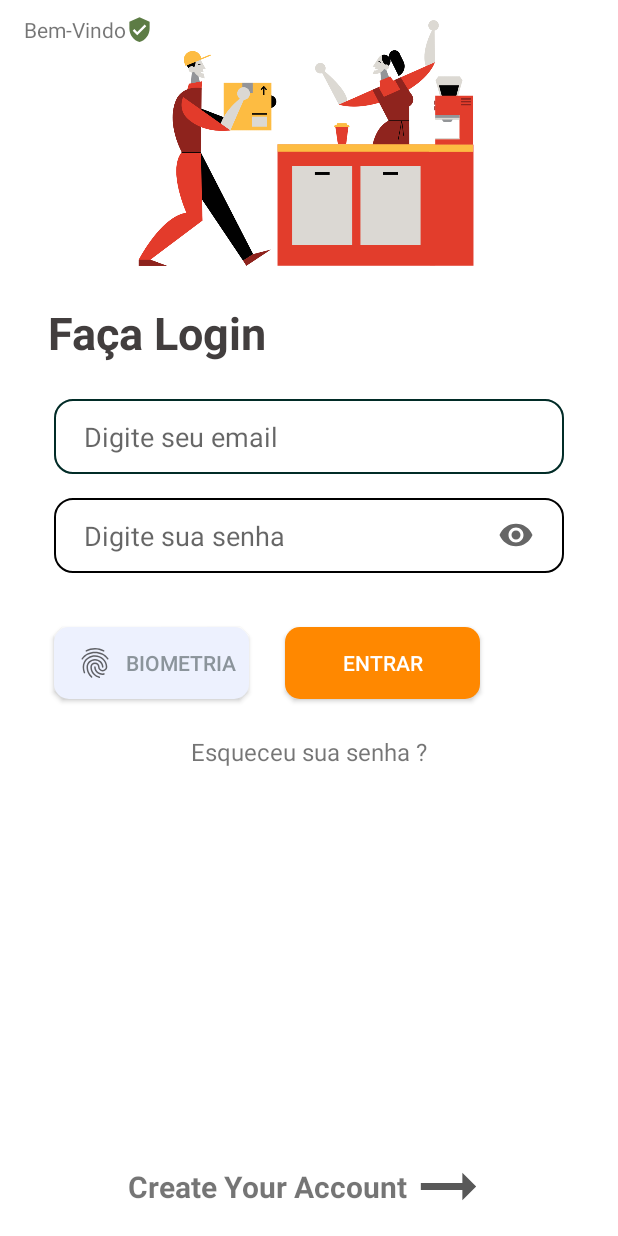
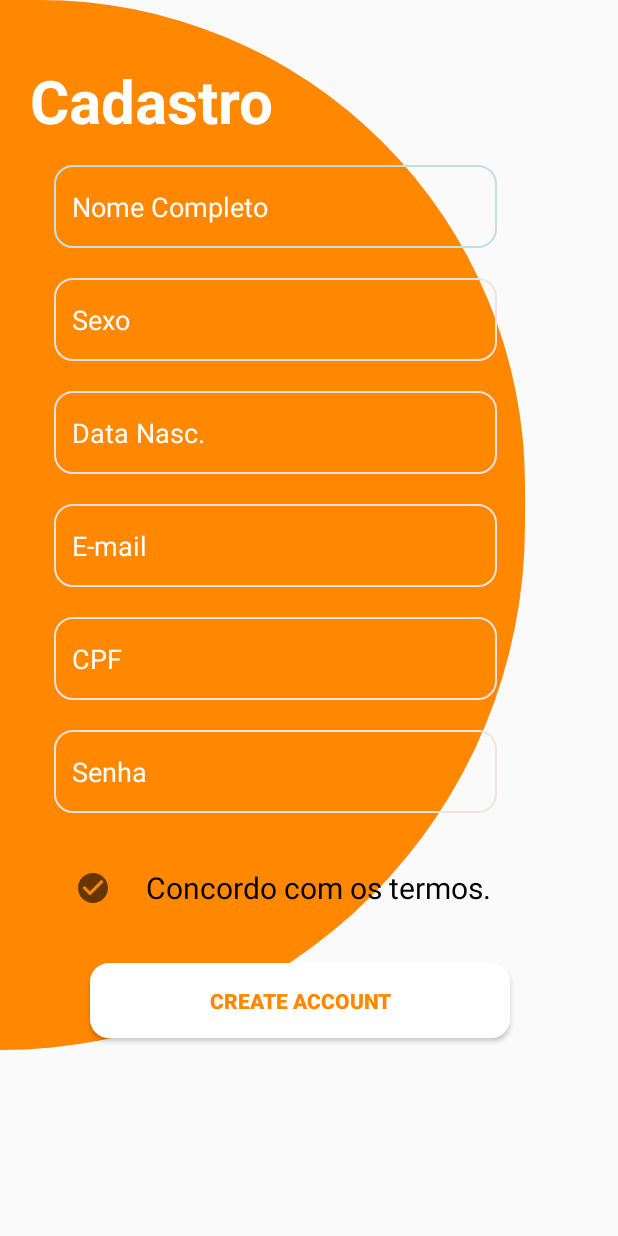
Before and after one commit to lopes-raissa/job-link-app, an Android app: the screen it shows after launch (MainActivity), on a phone screen of 412 x 824 dp. Run offline under Robolectric (Android 15) with nearby library versions, the phone set to English and light mode, and no system bars.

Commit message:
Criação da tela do Register.

```diff
--- a/app/build.gradle
+++ b/app/build.gradle
@@ -30,6 +30,7 @@ dependencies {
     implementation 'androidx.core:core-ktx:1.1.0'
     implementation 'androidx.appcompat:appcompat:1.1.0'
     implementation 'androidx.constraintlayout:constraintlayout:1.1.3'
+    implementation 'androidx.cardview:cardview:1.0.0'
     testImplementation 'junit:junit:4.12'
     androidTestImplementation 'androidx.test.ext:junit:1.1.1'
     androidTestImplementation 'androidx.test.espresso:espresso-core:3.2.0'
--- a/app/src/main/java/com/example/joblink/MainActivity.kt
+++ b/app/src/main/java/com/example/joblink/MainActivity.kt
@@ -6,6 +6,6 @@ import android.os.Bundle
 class MainActivity : AppCompatActivity() {
     override fun onCreate(savedInstanceState: Bundle?) {
         super.onCreate(savedInstanceState)
-        setContentView(R.layout.activity_main)
+        setContentView(R.layout.activy_register)
     }
 }
--- /dev/null
+++ b/app/src/main/res/drawable/background_redondo.xml
@@ -0,0 +1,6 @@
+<?xml version="1.0" encoding="utf-8"?>
+<shape android:shape="rectangle"
+    xmlns:android="http://schemas.android.com/apk/res/android">
+    <solid android:color="@android:color/holo_orange_dark"/>
+    <corners android:bottomRightRadius="400dp" android:topRightRadius="370dp"/>
+</shape>
--- /dev/null
+++ b/app/src/main/res/drawable/botao_register.xml
@@ -0,0 +1,16 @@
+<?xml version="1.0" encoding="utf-8"?>
+<ripple android:color="@color/colorAccent"
+    xmlns:android="http://schemas.android.com/apk/res/android">
+
+    <item android:id="@+id/mascar_canto_arredondado">
+
+        <shape android:shape="rectangle">
+            <solid android:color="@android:color/transparent"/>
+            <corners android:radius="12dp" />
+            <stroke android:color="#f2e2e2"
+                android:width="1dp"></stroke>
+        </shape>
+
+    </item>
+
+</ripple>
--- /dev/null
+++ b/app/src/main/res/drawable/create_account.xml
@@ -0,0 +1,16 @@
+<?xml version="1.0" encoding="utf-8"?>
+<ripple android:color="@color/colorAccent"
+    xmlns:android="http://schemas.android.com/apk/res/android">
+
+    <item android:id="@+id/mascar_canto_arredondado">
+
+        <shape android:shape="rectangle">
+            <solid android:color="@android:color/white"/>
+            <corners android:radius="12dp" />
+            <stroke android:color="@android:color/white"
+                android:width="1dp"></stroke>
+        </shape>
+
+    </item>
+
+</ripple>
--- /dev/null
+++ b/app/src/main/res/drawable/ic_baseline_check_circle_24.xml
@@ -0,0 +1,10 @@
+<vector xmlns:android="http://schemas.android.com/apk/res/android"
+    android:width="24dp"
+    android:height="24dp"
+    android:viewportWidth="24"
+    android:viewportHeight="24"
+    android:tint="?attr/colorControlNormal">
+  <path
+      android:fillColor="@android:color/white"
+      android:pathData="M12,2C6.48,2 2,6.48 2,12s4.48,10 10,10 10,-4.48 10,-10S17.52,2 12,2zM10,17l-5,-5 1.41,-1.41L10,14.17l7.59,-7.59L19,8l-9,9z"/>
+</vector>
--- a/app/src/main/res/layout/activity_main.xml
+++ b/app/src/main/res/layout/activity_main.xml
@@ -33,9 +33,9 @@
 
    <ImageView
        android:id="@+id/image_login"
-       android:layout_width="wrap_content"
-       android:layout_height="180dp"
-       android:layout_marginTop="5dp"
+       android:layout_width="430dp"
+       android:layout_height="200dp"
+       android:layout_marginTop="20dp"
        android:src="@drawable/login"
        app:layout_constraintStart_toStartOf="parent"
        app:layout_constraintTop_toTopOf="parent" />
@@ -63,7 +63,7 @@
        android:layout_height="50dp"
        android:layout_marginStart="36dp"
        android:layout_marginLeft="36dp"
-       android:layout_marginTop="16dp"
+       android:layout_marginTop="44dp"
        android:layout_marginEnd="36dp"
        android:layout_marginRight="36dp"
        android:background="@drawable/botao_arredondado_login"
@@ -72,17 +72,18 @@
        android:paddingLeft="20sp"
        android:paddingRight="20sp"
        app:layout_constraintEnd_toEndOf="parent"
+       app:layout_constraintHorizontal_bias="1.0"
        app:layout_constraintLeft_toLeftOf="parent"
        app:layout_constraintStart_toStartOf="parent"
        app:layout_constraintTop_toBottomOf="@id/email" />
 
    <Button
        android:id="@+id/button_biometria"
-       android:layout_width="130dp"
-       android:layout_height="wrap_content"
-       android:layout_marginStart="36dp"
-       android:layout_marginLeft="36dp"
-       android:layout_marginTop="36dp"
+       android:layout_width="146dp"
+       android:layout_height="60dp"
+       android:layout_marginStart="52dp"
+       android:layout_marginLeft="52dp"
+       android:layout_marginTop="60dp"
        android:background="@drawable/rounded_biometrics_button"
        android:drawableLeft="@drawable/ic_baseline_fingerprint_24"
        android:paddingLeft="15dp"
@@ -93,11 +94,11 @@
 
    <Button
        android:id="@+id/button_entrar"
-       android:layout_width="130dp"
-       android:layout_height="wrap_content"
-       android:layout_marginStart="24dp"
-       android:layout_marginLeft="24dp"
-       android:layout_marginTop="36dp"
+       android:layout_width="145dp"
+       android:layout_height="59dp"
+       android:layout_marginStart="32dp"
+       android:layout_marginLeft="32dp"
+       android:layout_marginTop="60dp"
        android:background="@drawable/button_rounded_login"
        android:text="@string/entrar"
        android:textColor="#FFFFFF"
@@ -108,7 +109,7 @@
        android:id="@+id/esqueceu_senha"
        android:layout_width="wrap_content"
        android:layout_height="wrap_content"
-       android:layout_marginTop="24dp"
+       android:layout_marginTop="36dp"
        android:gravity="center"
        android:text="@string/esqueceu"
        android:textSize="16sp"
@@ -119,14 +120,16 @@
    <TextView
        android:layout_width="wrap_content"
        android:layout_height="wrap_content"
-       android:layout_marginBottom="5dp"
+       android:layout_marginBottom="28dp"
        android:drawableRight="@drawable/ic_baseline_arrow_right_alt_24"
        android:gravity="center"
        android:text="@string/criarconta"
+       android:textColor="@android:color/holo_orange_dark"
        android:textSize="20sp"
        android:textStyle="bold"
        app:layout_constraintBottom_toBottomOf="parent"
        app:layout_constraintEnd_toEndOf="parent"
+       app:layout_constraintHorizontal_bias="0.607"
        app:layout_constraintStart_toStartOf="parent" />
 
 
--- /dev/null
+++ b/app/src/main/res/layout/activy_register.xml
@@ -0,0 +1,122 @@
+<?xml version="1.0" encoding="utf-8"?>
+<RelativeLayout xmlns:android="http://schemas.android.com/apk/res/android"
+    android:layout_width="match_parent"
+    android:layout_height="match_parent"
+    android:orientation="vertical">
+
+    <LinearLayout
+        android:layout_width="350dp"
+        android:layout_height="700dp"
+        android:background="@drawable/background_redondo"
+        android:orientation="vertical">
+
+        <TextView
+            android:id="@+id/cadastro"
+            android:layout_width="300dp"
+            android:layout_height="70dp"
+            android:text="@string/register"
+            android:textColor="@android:color/white"
+            android:textSize="40dp"
+            android:layout_marginLeft="20sp"
+            android:layout_marginTop="40sp"
+            android:textStyle="bold"/>
+
+        <EditText
+            android:id="@+id/name"
+            android:layout_width="295dp"
+            android:layout_height="55dp"
+            android:layout_marginStart="36dp"
+            android:layout_marginLeft="36dp"
+            android:background="@drawable/botao_register"
+            android:hint="@string/name"
+            android:textColorHint="@android:color/white"
+            android:padding="12dp"/>
+
+        <EditText
+            android:id="@+id/sexo"
+            android:layout_width="295dp"
+            android:layout_height="55dp"
+            android:layout_marginStart="36dp"
+            android:layout_marginLeft="36dp"
+            android:background="@drawable/botao_register"
+            android:hint="@string/sexo"
+            android:textColorHint="@android:color/white"
+            android:padding="12dp"
+            android:layout_marginTop="20dp"/>
+
+        <EditText
+            android:id="@+id/nascimento"
+            android:layout_width="295dp"
+            android:layout_height="55dp"
+            android:layout_marginStart="36dp"
+            android:layout_marginLeft="36dp"
+            android:background="@drawable/botao_register"
+            android:hint="@string/data_nasc"
+            android:padding="12dp"
+            android:textColorHint="@android:color/white"
+            android:layout_marginTop="20dp"/>
+
+        <EditText
+            android:id="@+id/email_register"
+            android:layout_width="295dp"
+            android:layout_height="55dp"
+            android:layout_marginStart="36dp"
+            android:layout_marginLeft="36dp"
+            android:background="@drawable/botao_register"
+            android:hint="@string/email_register"
+            android:padding="12dp"
+            android:textColorHint="@android:color/white"
+            android:layout_marginTop="20dp"/>
+
+        <EditText
+            android:id="@+id/cpf"
+            android:layout_width="295dp"
+            android:layout_height="55dp"
+            android:layout_marginStart="36dp"
+            android:layout_marginLeft="36dp"
+            android:background="@drawable/botao_register"
+            android:hint="@string/cpf"
+            android:padding="12dp"
+            android:textColorHint="@android:color/white"
+            android:layout_marginTop="20dp"/>
+
+        <EditText
+            android:id="@+id/senha_register"
+            android:layout_width="295dp"
+            android:layout_height="55dp"
+            android:layout_marginStart="36dp"
+            android:layout_marginLeft="36dp"
+            android:background="@drawable/botao_register"
+            android:hint="@string/senha_register"
+            android:padding="12dp"
+            android:textColorHint="@android:color/white"
+            android:layout_marginTop="20dp"/>
+
+        <TextView
+            android:layout_width="match_parent"
+            android:layout_height="60dp"
+            android:text="@string/termos"
+            android:textColor="@android:color/black"
+            android:layout_marginTop="20dp"
+            android:gravity="center"
+            android:textSize="20dp"
+            android:drawableLeft="@drawable/ic_baseline_check_circle_24"
+            android:paddingLeft="50dp"/>
+
+        <Button
+            android:layout_width="280dp"
+            android:layout_height="50dp"
+            android:background="@drawable/create_account"
+            android:layout_marginLeft="60dp"
+            android:layout_marginTop="20dp"
+            android:text="Create Account"
+            android:textColor="@android:color/holo_orange_dark"
+            android:textStyle="bold"
+            />
+
+    </LinearLayout>
+
+
+
+
+</RelativeLayout>
--- a/app/src/main/res/values/strings.xml
+++ b/app/src/main/res/values/strings.xml
@@ -8,4 +8,13 @@
     <string name="esqueceu">Esqueceu sua senha ?</string>
     <string name="criarconta">Create Your Account</string>
     <string name="wecolme">Bem-Vindo</string>
+    <string name="register">Cadastro</string>string>
+    <string name="name">Nome Completo</string>string>
+    <string name="sexo">Sexo</string>string>
+    <string name="data_nasc">Data Nasc.</string>string>
+    <string name="cpf">CPF</string>string>
+    <string name="email_register">E-mail</string>string>
+    <string name="senha_register">Senha</string>string>
+    <string name="termos">Concordo com os termos.</string>string>
+    <string name="crate">Create Account</string>string>
 </resources>
```
